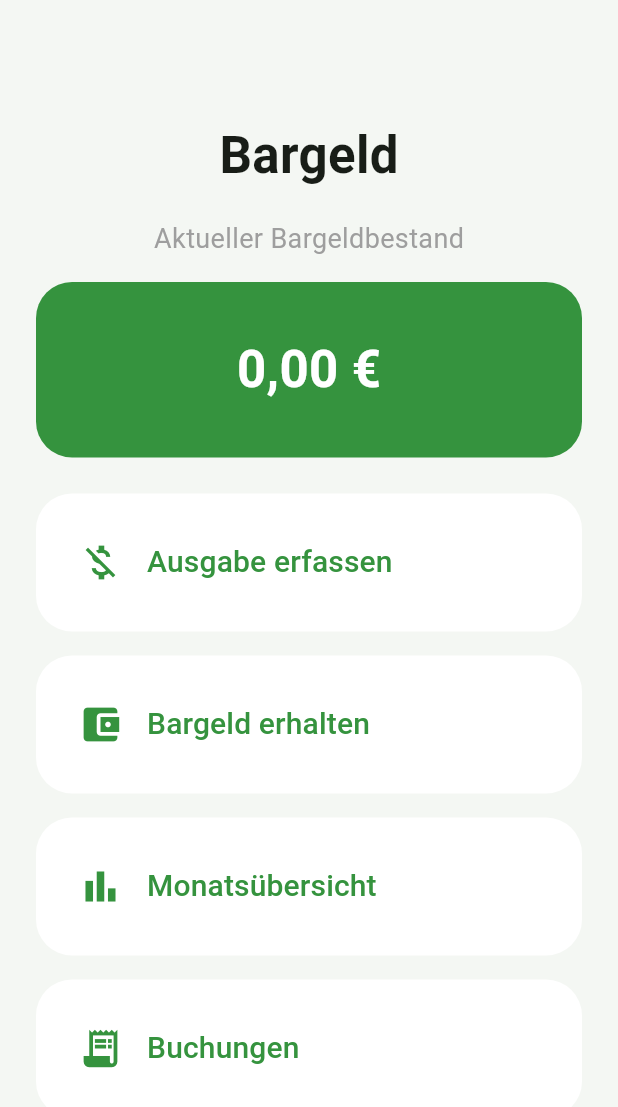
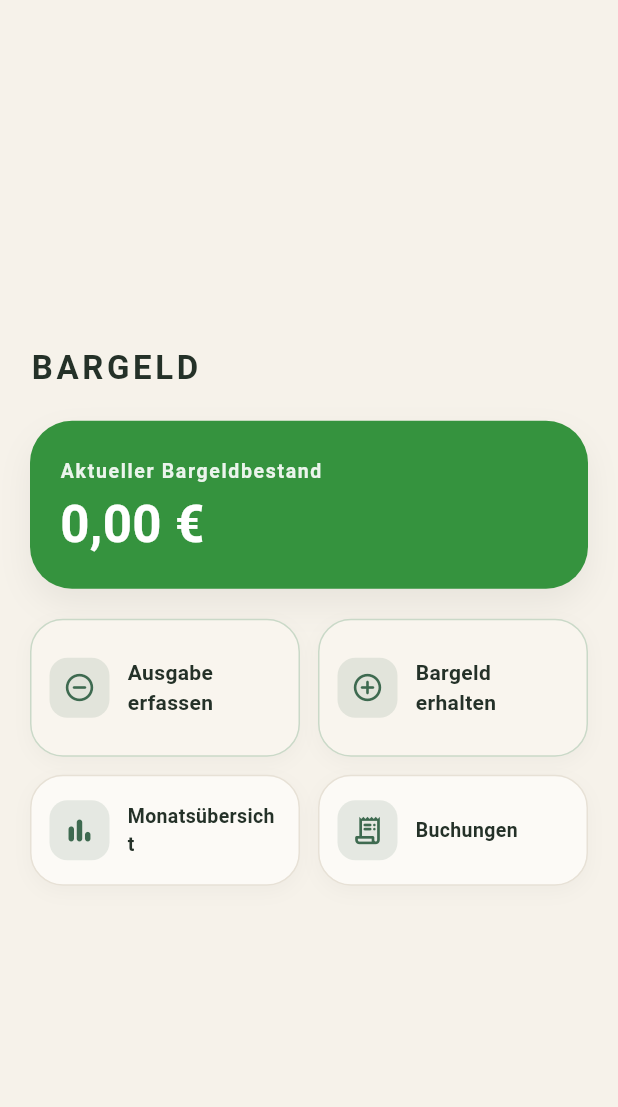
Before and after one commit to bloew-jpg/bargeld, a Flutter app: the screen it shows after launch, on a phone screen of 412 x 824 dp. Shown: the top 1107 px of the screen. Run offline on Flutter 3.47's test engine with Material 3 defaults, Android fonts, the phone set to English and light mode, and no system bars; our stand-ins replace shared_preferences.

Commit message:
Redesign home screen

```diff
--- a/lib/main.dart
+++ b/lib/main.dart
@@ -604,65 +604,100 @@ class _HomePageState extends State<HomePage> {
   @override
   Widget build(BuildContext context) {
     return Scaffold(
-      backgroundColor: const Color(0xFFF4F7F3),
+      backgroundColor: const Color(0xFFF6F2EA),
       body: SafeArea(
         child: Center(
           child: ConstrainedBox(
             constraints: const BoxConstraints(maxWidth: 430),
             child: Padding(
-              padding: const EdgeInsets.all(24),
-              child: SingleChildScrollView(
+              padding: const EdgeInsets.fromLTRB(20, 20, 20, 24),
               child: Column(
+                mainAxisSize: MainAxisSize.min,
                 children: [
-                    const Text(
-                      'Bargeld',
+                  Align(
+                    alignment: Alignment.centerLeft,
+                    child: Text(
+                      'BARGELD',
                       style: TextStyle(
-                        fontSize: 34,
-                        fontWeight: FontWeight.bold,
+                        fontSize: 22,
+                        letterSpacing: 2.4,
+                        fontWeight: FontWeight.w600,
+                        color: const Color(0xFF243128),
                       ),
                     ),
-                    const SizedBox(height: 18),
-                    const Text(
+                  ),
+                  const SizedBox(height: 20),
+                  Container(
+                    key: const Key('balance-card'),
+                    width: double.infinity,
+                    padding: const EdgeInsets.symmetric(
+                      vertical: 24,
+                      horizontal: 20,
+                    ),
+                    decoration: BoxDecoration(
+                      color: _balanceColor,
+                      borderRadius: BorderRadius.circular(28),
+                      boxShadow: [
+                        BoxShadow(
+                          color: Colors.black.withOpacity(0.06),
+                          blurRadius: 18,
+                          offset: const Offset(0, 10),
+                        ),
+                      ],
+                    ),
+                    child: Column(
+                      crossAxisAlignment: CrossAxisAlignment.start,
+                      children: [
+                        Text(
                           'Aktueller Bargeldbestand',
                           style: TextStyle(
-                        fontSize: 18,
-                        color: Colors.grey,
+                            fontSize: 13,
+                            letterSpacing: 1.1,
+                            fontWeight: FontWeight.w600,
+                            color: Colors.white.withOpacity(0.9),
                           ),
                         ),
-                    const SizedBox(height: 16),
-                    Container(
-                      key: const Key('balance-card'),
-                      padding: const EdgeInsets.symmetric(vertical: 34),
-                      decoration: BoxDecoration(
-                        color: _balanceColor,
-                        borderRadius: BorderRadius.circular(24),
-                      ),
-                      child: Center(
-                        child: Text(
+                        const SizedBox(height: 8),
+                        Text(
                           euro(_bargeldbestand),
                           style: const TextStyle(
                             color: Colors.white,
                             fontSize: 34,
-                            fontWeight: FontWeight.bold,
+                            fontWeight: FontWeight.w700,
+                            height: 1.1,
                           ),
                         ),
+                      ],
                     ),
                   ),
-                    const SizedBox(height: 24),
-                    _actionButton(
-                      icon: Icons.money_off,
+                  const SizedBox(height: 20),
+                  Row(
+                    children: [
+                      Expanded(
+                        child: _actionButton(
+                          icon: Icons.remove_circle_outline_rounded,
                           label: 'Ausgabe erfassen',
                           onPressed: ausgabeErfassen,
+                          isPrimary: true,
                         ),
-                    const SizedBox(height: 16),
-                    _actionButton(
-                      icon: Icons.account_balance_wallet,
+                      ),
+                      const SizedBox(width: 12),
+                      Expanded(
+                        child: _actionButton(
+                          icon: Icons.add_circle_outline_rounded,
                           label: 'Bargeld erhalten',
                           onPressed: bargeldErhalten,
+                          isPrimary: true,
                         ),
-                    const SizedBox(height: 16),
-                    _actionButton(
-                      icon: Icons.bar_chart,
+                      ),
+                    ],
+                  ),
+                  const SizedBox(height: 12),
+                  Row(
+                    children: [
+                      Expanded(
+                        child: _actionButton(
+                          icon: Icons.bar_chart_rounded,
                           label: 'Monatsübersicht',
                           onPressed: () {
                             Navigator.push(
@@ -674,10 +709,13 @@ class _HomePageState extends State<HomePage> {
                               ),
                             );
                           },
+                          isPrimary: false,
                         ),
-                    const SizedBox(height: 16),
-                    _actionButton(
-                      icon: Icons.receipt_long,
+                      ),
+                      const SizedBox(width: 12),
+                      Expanded(
+                        child: _actionButton(
+                          icon: Icons.receipt_long_rounded,
                           label: 'Buchungen',
                           onPressed: () {
                             Navigator.push(
@@ -691,9 +729,12 @@ class _HomePageState extends State<HomePage> {
                               ),
                             );
                           },
+                          isPrimary: false,
+                        ),
                       ),
                     ],
                   ),
+                ],
               ),
             ),
           ),
@@ -706,32 +747,65 @@ class _HomePageState extends State<HomePage> {
     required IconData icon,
     required String label,
     required VoidCallback onPressed,
+    required bool isPrimary,
   }) {
-    return SizedBox(
-      height: 92,
-      child: ElevatedButton(
-        onPressed: onPressed,
-        style: ElevatedButton.styleFrom(
-          backgroundColor: Colors.white,
-          foregroundColor: const Color(0xFF35933E),
-          elevation: 0,
-          padding: const EdgeInsets.symmetric(horizontal: 28),
-          shape: RoundedRectangleBorder(
-            borderRadius: BorderRadius.circular(24),
+    final backgroundColor = isPrimary
+        ? const Color(0xFFF9F5EE)
+        : const Color(0xFFFCFAF6);
+    final borderColor = isPrimary
+        ? const Color(0xFFCAD9C8)
+        : const Color(0xFFE7E1D6);
+    final iconColor = const Color(0xFF3E6A50);
+    final textColor = const Color(0xFF243128);
+
+    return Material(
+      color: Colors.transparent,
+      child: InkWell(
+        onTap: onPressed,
+        borderRadius: BorderRadius.circular(22),
+        child: Container(
+          height: isPrimary ? 92 : 74,
+          padding: const EdgeInsets.symmetric(horizontal: 12, vertical: 12),
+          decoration: BoxDecoration(
+            color: backgroundColor,
+            borderRadius: BorderRadius.circular(22),
+            border: Border.all(color: borderColor, width: 1),
+            boxShadow: [
+              BoxShadow(
+                color: Colors.black.withOpacity(0.03),
+                blurRadius: 10,
+                offset: const Offset(0, 4),
+              ),
+            ],
+          ),
+          child: Row(
+            children: [
+              Container(
+                width: 40,
+                height: 40,
+                decoration: BoxDecoration(
+                  color: iconColor.withOpacity(0.12),
+                  borderRadius: BorderRadius.circular(12),
+                ),
+                child: Icon(
+                  icon,
+                  size: 22,
+                  color: iconColor,
                 ),
               ),
-        child: Row(
-          mainAxisAlignment: MainAxisAlignment.start,
-          children: [
-            Icon(icon, size: 30),
-            const SizedBox(width: 16),
+              const SizedBox(width: 12),
               Expanded(
                 child: Text(
                   label,
-                style: const TextStyle(fontSize: 20),
+                  style: TextStyle(
+                    fontSize: isPrimary ? 14 : 13,
+                    fontWeight: FontWeight.w600,
+                    color: textColor,
+                  ),
                 ),
               ),
             ],
+          ),
         ),
       ),
     );
```
Also changed, not shown: 1 other file. Lines whose indentation alone changed are shown as unchanged.
